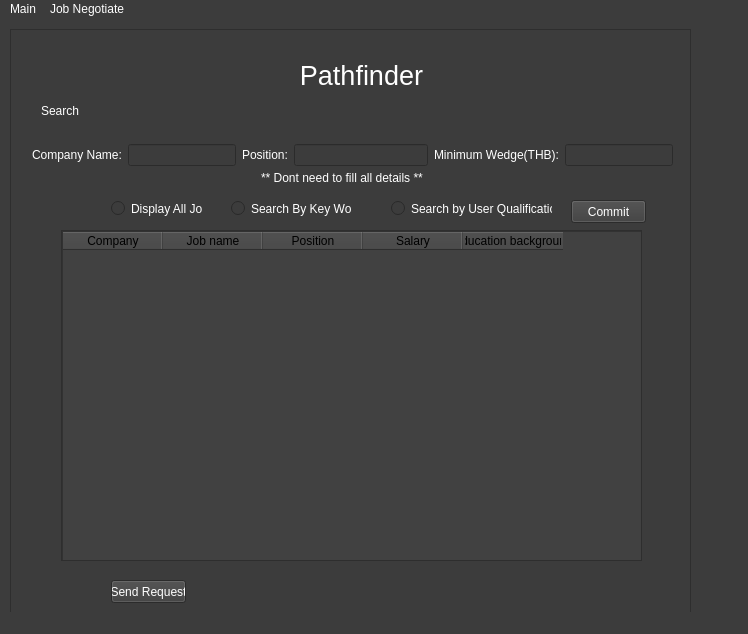
The window that ui_form/User_main_screen.ui (Sirawap/PathFinder-Project) describes before a commit, drawn with Qt 5.
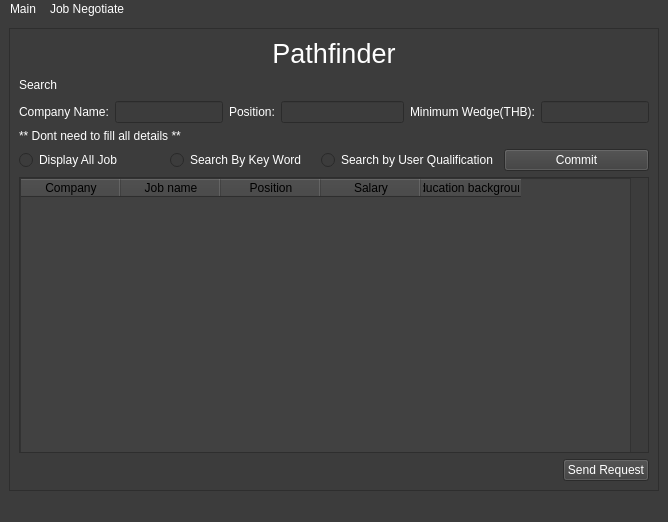
The same window after the commit.

Commit message: user main

```diff
--- a/ui_form/User_main_screen.ui
+++ b/ui_form/User_main_screen.ui
@@ -6,8 +6,8 @@
    <rect>
     <x>0</x>
     <y>0</y>
-    <width>748</width>
-    <height>634</height>
+    <width>668</width>
+    <height>522</height>
    </rect>
   </property>
   <property name="windowTitle">
@@ -33,15 +33,9 @@
 </string>
   </property>
   <widget class="QWidget" name="centralwidget">
+   <layout class="QGridLayout" name="gridLayout">
+    <item row="0" column="0">
    <widget class="QScrollArea" name="scrollArea">
-    <property name="geometry">
-     <rect>
-      <x>10</x>
-      <y>10</y>
-      <width>681</width>
-      <height>601</height>
-     </rect>
-    </property>
     <property name="styleSheet">
      <string notr="true">QWidget{
 	background-color: rgb(60,60,60);
@@ -62,19 +56,28 @@
       <rect>
        <x>0</x>
        <y>0</y>
-       <width>679</width>
-       <height>599</height>
-      </rect>
-     </property>
+         <width>648</width>
+         <height>461</height>
+        </rect>
+       </property>
+       <layout class="QVBoxLayout" name="verticalLayout">
+        <item>
+         <layout class="QHBoxLayout" name="horizontalLayout_5">
+          <item>
+           <spacer name="horizontalSpacer_2">
+            <property name="orientation">
+             <enum>Qt::Horizontal</enum>
+            </property>
+            <property name="sizeHint" stdset="0">
+             <size>
+              <width>40</width>
+              <height>20</height>
+             </size>
+            </property>
+           </spacer>
+          </item>
+          <item>
      <widget class="QLabel" name="label">
-      <property name="geometry">
-       <rect>
-        <x>240</x>
-        <y>20</y>
-        <width>221</width>
-        <height>51</height>
-       </rect>
-      </property>
       <property name="font">
        <font>
         <pointsize>20</pointsize>
@@ -87,67 +90,54 @@
        <set>Qt::AlignCenter</set>
       </property>
      </widget>
-     <widget class="QRadioButton" name="radioButton_Show_all">
-      <property name="geometry">
-       <rect>
-        <x>100</x>
-        <y>170</y>
-        <width>91</width>
-        <height>17</height>
-       </rect>
-      </property>
-      <property name="text">
-       <string>Display All Job</string>
-      </property>
-     </widget>
-     <widget class="QPushButton" name="pushButton_commit_sen_method">
-      <property name="geometry">
-       <rect>
-        <x>560</x>
-        <y>170</y>
-        <width>75</width>
-        <height>23</height>
-       </rect>
+          </item>
+          <item>
+           <spacer name="horizontalSpacer_3">
+            <property name="orientation">
+             <enum>Qt::Horizontal</enum>
+            </property>
+            <property name="sizeHint" stdset="0">
+             <size>
+              <width>40</width>
+              <height>20</height>
+             </size>
+            </property>
+           </spacer>
+          </item>
+         </layout>
+        </item>
+        <item>
+         <layout class="QHBoxLayout" name="horizontalLayout_6">
+          <item>
+           <widget class="QLabel" name="label_2">
+            <property name="font">
+             <font>
+              <weight>50</weight>
+              <italic>false</italic>
+              <bold>false</bold>
+             </font>
       </property>
       <property name="text">
-       <string>Commit</string>
-      </property>
-     </widget>
-     <widget class="QRadioButton" name="radioButton_search_user_profile">
-      <property name="geometry">
-       <rect>
-        <x>380</x>
-        <y>170</y>
-        <width>161</width>
-        <height>17</height>
-       </rect>
-      </property>
-      <property name="text">
-       <string>Search by User Qualification</string>
-      </property>
-     </widget>
-     <widget class="QRadioButton" name="radioButton_search__keyword">
-      <property name="geometry">
-       <rect>
-        <x>220</x>
-        <y>170</y>
-        <width>121</width>
-        <height>17</height>
-       </rect>
-      </property>
-      <property name="text">
-       <string>Search By Key Word</string>
-      </property>
-     </widget>
-     <widget class="QWidget" name="layoutWidget">
-      <property name="geometry">
-       <rect>
-        <x>21</x>
-        <y>111</y>
-        <width>641</width>
-        <height>28</height>
-       </rect>
-      </property>
+             <string>Search</string>
+            </property>
+           </widget>
+          </item>
+          <item>
+           <spacer name="horizontalSpacer">
+            <property name="orientation">
+             <enum>Qt::Horizontal</enum>
+            </property>
+            <property name="sizeHint" stdset="0">
+             <size>
+              <width>40</width>
+              <height>20</height>
+             </size>
+            </property>
+           </spacer>
+          </item>
+         </layout>
+        </item>
+        <item>
       <layout class="QHBoxLayout" name="horizontalLayout_4">
        <item>
         <layout class="QHBoxLayout" name="horizontalLayout">
@@ -192,49 +182,48 @@
         </layout>
        </item>
       </layout>
-     </widget>
+        </item>
+        <item>
      <widget class="QLabel" name="label_8">
-      <property name="geometry">
-       <rect>
-        <x>250</x>
-        <y>140</y>
-        <width>211</width>
-        <height>16</height>
-       </rect>
-      </property>
       <property name="text">
        <string>** Dont need to fill all details **</string>
       </property>
      </widget>
-     <widget class="QLabel" name="label_2">
-      <property name="geometry">
-       <rect>
-        <x>30</x>
-        <y>70</y>
-        <width>81</width>
-        <height>21</height>
-       </rect>
-      </property>
-      <property name="font">
-       <font>
-        <weight>50</weight>
-        <italic>false</italic>
-        <bold>false</bold>
-       </font>
-      </property>
+        </item>
+        <item>
+         <layout class="QHBoxLayout" name="horizontalLayout_7">
+          <item>
+           <widget class="QRadioButton" name="radioButton_Show_all">
+            <property name="text">
+             <string>Display All Job</string>
+            </property>
+           </widget>
+          </item>
+          <item>
+           <widget class="QRadioButton" name="radioButton_search__keyword">
+            <property name="text">
+             <string>Search By Key Word</string>
+            </property>
+           </widget>
+          </item>
+          <item>
+           <widget class="QRadioButton" name="radioButton_search_user_profile">
       <property name="text">
-       <string>Search</string>
-      </property>
-     </widget>
+             <string>Search by User Qualification</string>
+            </property>
+           </widget>
+          </item>
+          <item>
+           <widget class="QPushButton" name="pushButton_commit_sen_method">
+            <property name="text">
+             <string>Commit</string>
+            </property>
+           </widget>
+          </item>
+         </layout>
+        </item>
+        <item>
      <widget class="QScrollArea" name="scrollArea_2">
-      <property name="geometry">
-       <rect>
-        <x>50</x>
-        <y>200</y>
-        <width>581</width>
-        <height>331</height>
-       </rect>
-      </property>
       <property name="widgetResizable">
        <bool>true</bool>
       </property>
@@ -243,8 +232,8 @@
         <rect>
          <x>0</x>
          <y>0</y>
-         <width>579</width>
-         <height>329</height>
+             <width>628</width>
+             <height>261</height>
         </rect>
        </property>
        <widget class="QTableWidget" name="tableWidget">
@@ -252,7 +241,7 @@
          <rect>
           <x>0</x>
           <y>0</y>
-          <width>581</width>
+              <width>611</width>
           <height>331</height>
          </rect>
         </property>
@@ -304,28 +293,43 @@
        </widget>
       </widget>
      </widget>
+        </item>
+        <item>
+         <layout class="QHBoxLayout" name="horizontalLayout_8">
+          <item>
+           <spacer name="horizontalSpacer_4">
+            <property name="orientation">
+             <enum>Qt::Horizontal</enum>
+            </property>
+            <property name="sizeHint" stdset="0">
+             <size>
+              <width>40</width>
+              <height>20</height>
+             </size>
+            </property>
+           </spacer>
+          </item>
+          <item>
      <widget class="QPushButton" name="pushButton_sendRequest">
-      <property name="geometry">
-       <rect>
-        <x>100</x>
-        <y>550</y>
-        <width>75</width>
-        <height>23</height>
-       </rect>
-      </property>
       <property name="text">
        <string>Send Request</string>
       </property>
      </widget>
-    </widget>
-   </widget>
+          </item>
+         </layout>
+        </item>
+       </layout>
+      </widget>
+     </widget>
+    </item>
+   </layout>
   </widget>
   <widget class="QMenuBar" name="menubar">
    <property name="geometry">
     <rect>
      <x>0</x>
      <y>0</y>
-     <width>748</width>
+     <width>668</width>
      <height>21</height>
     </rect>
    </property>
```
Lines whose indentation alone changed are shown as unchanged. The commit also changes 1 other file.
